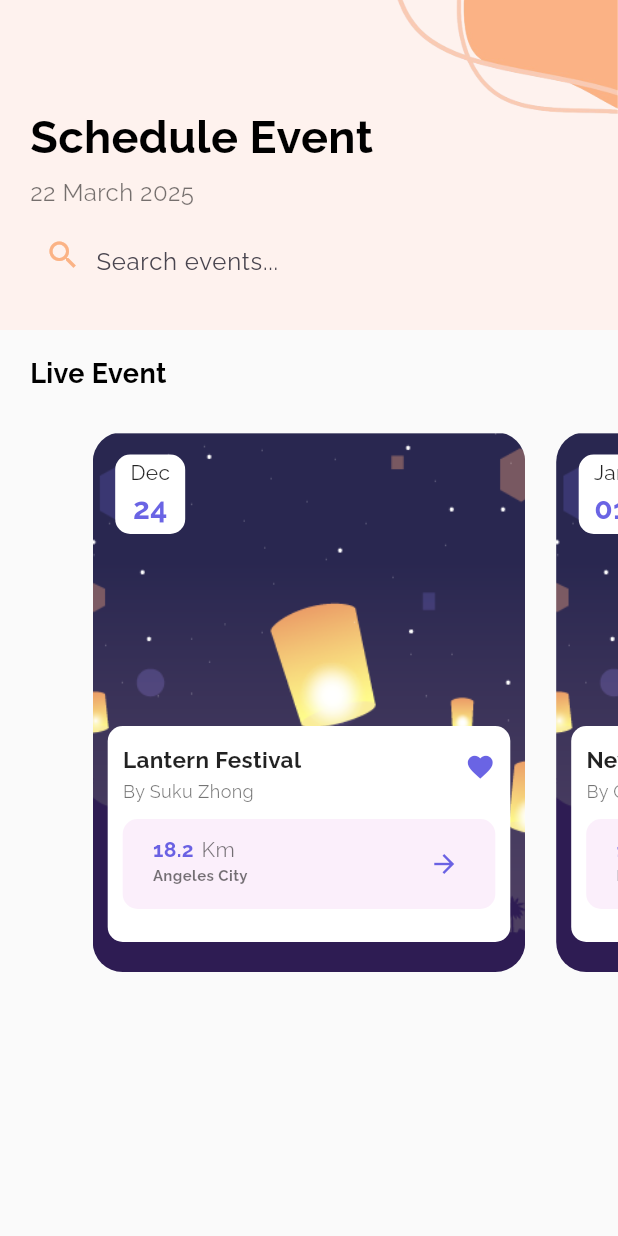
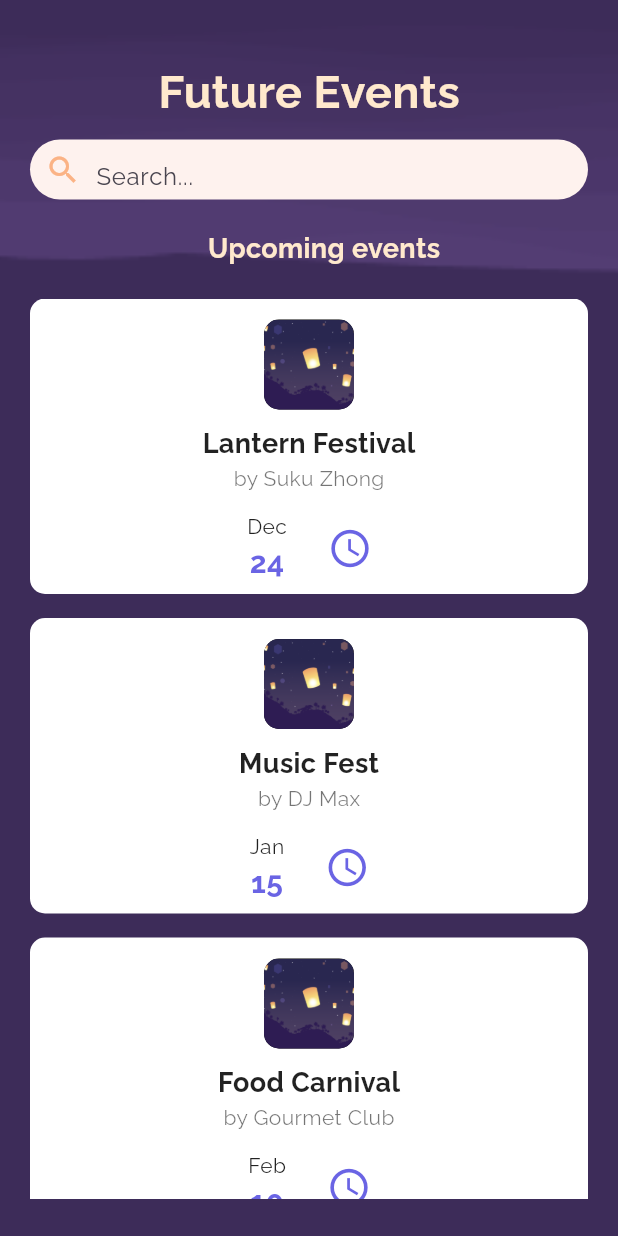
Before and after one commit to LCCastillo03/f_project_mobile, a Flutter app: the screen it shows after launch, on a phone screen of 412 x 824 dp. Run offline on Flutter 3.47's test engine with Material 3 defaults, Android fonts, the phone set to English and light mode, and no system bars; our stand-ins replace flutter_svg, google_fonts.

Commit message:
FutureEPage y PastEPage

```diff
--- a/lib/main.dart
+++ b/lib/main.dart
@@ -2,6 +2,8 @@ import 'package:flutter/material.dart';
 import 'package:google_fonts/google_fonts.dart';
 import 'presentation/pages/laterns.dart';
 import 'presentation/pages/Home_page/home_page.dart';
+import 'presentation/pages/Events_page/Past_events/past_events_page.dart';
+import 'presentation/pages/Events_page/Future_events/future_events_page.dart';
 
 void main() {
   runApp(const LanternFestivalApp());
@@ -17,7 +19,10 @@ class LanternFestivalApp extends StatelessWidget {
         textTheme: GoogleFonts.ralewayTextTheme(),
       ),
       debugShowCheckedModeBanner: false,
-      home: HomePage(),
+      home: FutureEventsPage(),
+      //home: PastEventsPage(),
+      // home: LanternsPage(),
+      // home: HomePage(),
     );
   }
 }
--- /dev/null
+++ b/lib/presentation/pages/Events_page/Future_events/future_events_page.dart
@@ -0,0 +1,141 @@
+import 'package:flutter/material.dart';
+
+import 'package:project/presentation/widgets/event_details_h.dart';
+import '../../../widgets/search_item.dart' ;
+
+
+class FutureEventsPage extends StatelessWidget {
+  const FutureEventsPage({super.key});
+
+  @override
+  Widget build(BuildContext context) {
+    return Scaffold(
+      backgroundColor:  Color.fromARGB(255, 61, 44, 89),
+      body: SafeArea(
+        child: SingleChildScrollView(
+          child: Column(
+            crossAxisAlignment: CrossAxisAlignment.start,
+            children: [
+              _buildHeader(),
+
+            ],
+          ),
+        ),
+      ),
+    );
+  }
+
+Widget _buildHeader() {
+
+final List<Map<String, String>> eventList = [
+  {
+    'eventName': 'Lantern Festival',
+    'organizer': 'Suku Zhong',
+    'imagePath': 'assets/images/laterns-beach.png',
+    'month': 'Dec',
+    'day': '24',
+  },
+  {
+    'eventName': 'Music Fest',
+    'organizer': 'DJ Max',
+    'imagePath': 'assets/images/laterns-beach.png',
+    'month': 'Jan',
+    'day': '15',
+  },
+  {
+    'eventName': 'Food Carnival',
+    'organizer': 'Gourmet Club',
+    'imagePath': 'assets/images/laterns-beach.png',
+    'month': 'Feb',
+    'day': '10',
+  },
+];
+  return Stack(
+
+    children: [
+
+      Positioned(
+
+        child: SizedBox(
+          width: double.infinity,
+          height: 600,
+          child: Image.asset(
+            "assets/images/olasmoradas2.png",
+            fit: BoxFit.cover,
+          ),
+        ),
+      ),
+
+      Container(
+        width: double.infinity,
+        padding: const EdgeInsets.symmetric(horizontal: 20),
+        child: Column(
+          crossAxisAlignment: CrossAxisAlignment.start,
+          mainAxisSize: MainAxisSize.min,
+          children: [
+            SizedBox(height: 40),
+            Center(child: Text(
+              'Future Events',
+              style: TextStyle(
+                color: Color(0xFFFFE9CD),
+                fontSize: 30,
+                fontWeight: FontWeight.bold,
+              ),
+            ),),
+
+
+            SizedBox(height: 10),
+            SearchItem(
+              onChanged: (value) {
+
+              },
+            ),
+            SizedBox(height: 20),
+             const Padding(
+                padding: EdgeInsets.only(left: 20),
+                child: Center(child:Text(
+                  'Upcoming events',
+                  style: TextStyle(
+                    color: Color(0xFFFFE9CD),
+                    fontSize: 18,
+                    fontWeight: FontWeight.bold,
+                  ),
+                ),)
+              ),
+               SizedBox(height: 20),
+            Center(
+              child: SizedBox(
+                height: 600,
+                child: ListView.builder(
+                  shrinkWrap: true,
+                  physics: BouncingScrollPhysics(),
+                  itemCount: eventList.length,
+                  itemBuilder: (context, index) {
+                    final event = eventList[index];
+                    return Padding(
+                      padding: const EdgeInsets.only(bottom: 16),
+                      child: EventDetailsH(
+                        eventName: event['eventName']!,
+                        organizer: event['organizer']!,
+                        imagePath: event['imagePath']!,
+                        month: event['month']!,
+                        day: event['day']!,
+                        isfuture:true,
+                      ),
+                    );
+                  },
+                ),
+              ),
+            )
+
+          ],
+        ),
+      ),
+    ],
+  );
+}
+
+
+
+
+}
--- a/lib/presentation/pages/Home_page/home_page.dart
+++ b/lib/presentation/pages/Home_page/home_page.dart
@@ -1,7 +1,7 @@
 import 'package:flutter/material.dart';
 import 'package:intl/intl.dart';
 import '../../widgets/search_item.dart' ;
-import '../../widgets/event_card.dart'; // Asegúrate de que la ruta sea correcta
+import '../../widgets/event_card.dart';
 
 
 class HomePage extends StatelessWidget {
--- /dev/null
+++ b/lib/presentation/widgets/event_details_h.dart
@@ -0,0 +1,135 @@
+import 'package:flutter/material.dart';
+
+class EventDetailsH extends StatelessWidget {
+  final String eventName;
+  final String organizer;
+
+  final String imagePath;
+  final String month;
+  final String day;
+  final bool isfuture;
+
+  const EventDetailsH({
+    Key? key,
+    required this.eventName,
+    required this.organizer,
+
+    required this.imagePath,
+    required this.month,
+    required this.day,
+    required this.isfuture,
+  }) : super(key: key);
+
+  @override
+Widget build(BuildContext context) {
+  return Positioned(
+    width: 100,
+
+    child: Container(
+      padding: const EdgeInsets.symmetric(horizontal: 2, vertical: 4),
+      decoration: BoxDecoration(
+        color: Colors.white,
+        borderRadius: BorderRadius.circular(10),
+      ),
+      child: Column(
+        children: [
+          const SizedBox(height: 10),
+          Container(
+            width: 60,
+            height: 60,
+            padding: const EdgeInsets.symmetric(horizontal: 2, vertical: 2),
+            decoration: BoxDecoration(
+              color: const Color.fromARGB(255, 0, 0, 0),
+              borderRadius: BorderRadius.circular(10),
+              image: DecorationImage(
+                image: AssetImage(imagePath),
+                fit: BoxFit.cover,
+                alignment: Alignment.center,
+              ),
+            ),
+          ),
+          const SizedBox(height: 10),
+          Center(
+            child: Text(
+              eventName,
+              style: const TextStyle(
+                color: Colors.black87,
+                fontSize: 18,
+                fontWeight: FontWeight.bold,
+              ),
+            ),
+          ),
+          Center(
+            child: Text(
+              'by $organizer',
+              style: const TextStyle(
+                color: Colors.black54,
+                fontSize: 14,
+              ),
+            ),
+          ),
+          const SizedBox(height: 10),
+          Row(
+            mainAxisAlignment: MainAxisAlignment.center,
+            children: [
+              Container(
+                padding: const EdgeInsets.symmetric(horizontal: 10, vertical: 2),
+                decoration: BoxDecoration(
+                  color: Colors.white,
+                  borderRadius: BorderRadius.circular(10),
+                ),
+                child: Column(
+                  mainAxisSize: MainAxisSize.min,
+                  children: [
+                    Text(
+                      month,
+                      style: const TextStyle(
+                        color: Colors.black87,
+                        fontSize: 14,
+                      ),
+                    ),
+                    Text(
+                      day,
+                      style: const TextStyle(
+                        color: Color.fromARGB(207, 72, 64, 222),
+                        fontSize: 20,
+                        fontWeight: FontWeight.bold,
+                      ),
+                    ),
+                  ],
+                ),
+              ),
+              const SizedBox(width: 8),
+              if (isfuture) ...[
+                 IconButton(
+                    icon: const Icon(
+                      Icons.access_time,
+                      color: Color.fromARGB(207, 72, 64, 222),
+                      size: 30,
+                    ),
+                    onPressed: () {
+
+                    },
+                  ),
+              ]else ...[
+                IconButton(
+                  icon: const Icon(
+                    Icons.comment,
+                    color: Color.fromARGB(207, 72, 64, 222),
+                    size: 30,
+                  ),
+                  onPressed: () {
+
+                  },
+                ),
+              ],
+
+            ],
+          ),
+        ],
+      ),
+    ),
+  );
+}
+
+}
--- a/lib/presentation/widgets/search_item.dart
+++ b/lib/presentation/widgets/search_item.dart
@@ -22,7 +22,7 @@ class SearchItem extends StatelessWidget {
             child: TextField(
               onChanged: onChanged,
               decoration: const InputDecoration(
-                hintText: 'Search events...',
+                hintText: 'Search...',
                 border: InputBorder.none,
               ),
             ),
```
Also changed, not shown: lib/presentation/pages/Events_page/Past_events/past_events_page.dart (added, +142 -0 lines), assets/images/aro.png (added), assets/images/aro2.png (added), assets/images/bolita_past.png (added), assets/images/estrellitas.png (added), assets/images/olas.png (added), assets/images/olasmoradas.png (added), assets/images/olasmoradas2.png (added).
